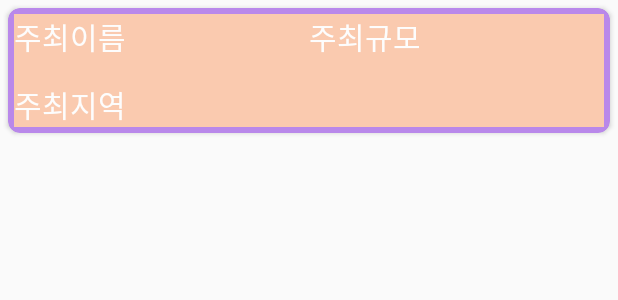
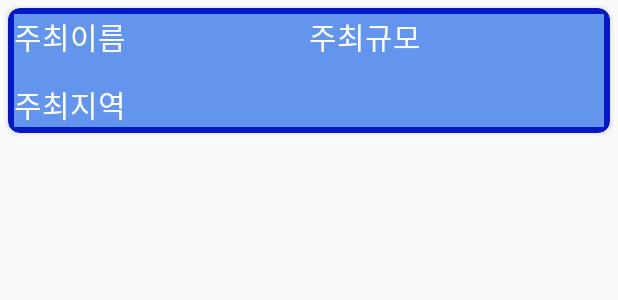
Before and after one commit to usbledv3/KocoaProject, an Android app: the layout festinfor_item.xml on its own in the app's theme, with its tools: preview values and no code run, on a phone screen of 412 x 824 dp. Shown: the top 300 px of the screen. Run offline under Robolectric (Android 15) with nearby library versions, the phone set to English and light mode, and no system bars.

Commit message:
'22.11.14.01:51

```diff
--- a/app/src/main/res/layout/festinfor_item.xml
+++ b/app/src/main/res/layout/festinfor_item.xml
@@ -9,14 +9,14 @@
         android:layout_width="match_parent"
         android:layout_height="wrap_content"
         android:layout_margin="5dp"
-        app:cardBackgroundColor="#B988EA"
+        app:cardBackgroundColor="#0618C1"
         app:cardCornerRadius="8dp"
         app:contentPadding="4dp">
 
         <LinearLayout
             android:layout_width="match_parent"
             android:layout_height="wrap_content"
-            android:background="#FACAAF"
+            android:background="#6495ED"
             android:orientation="vertical">
 
             <LinearLayout
```
